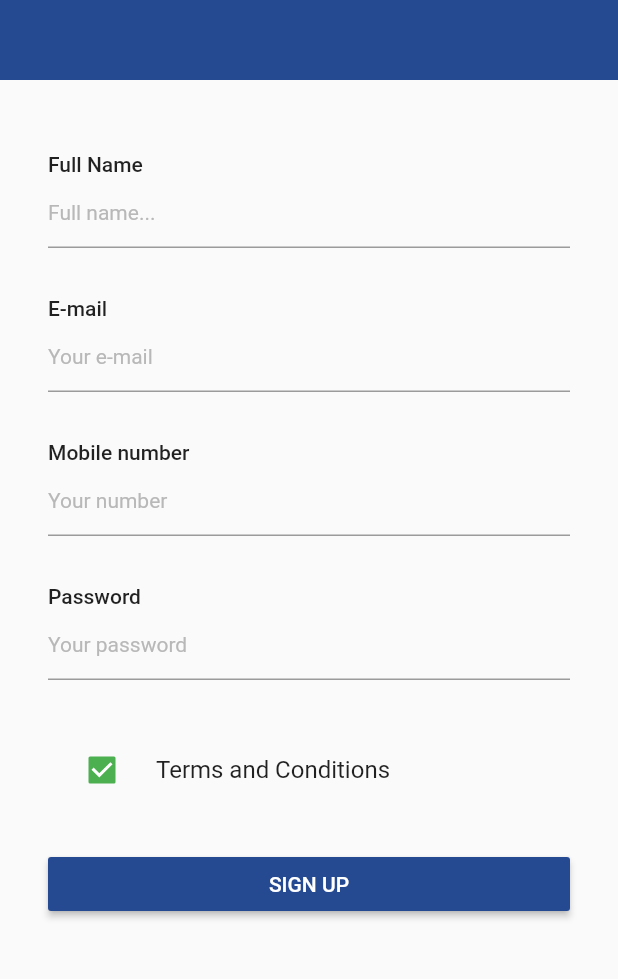
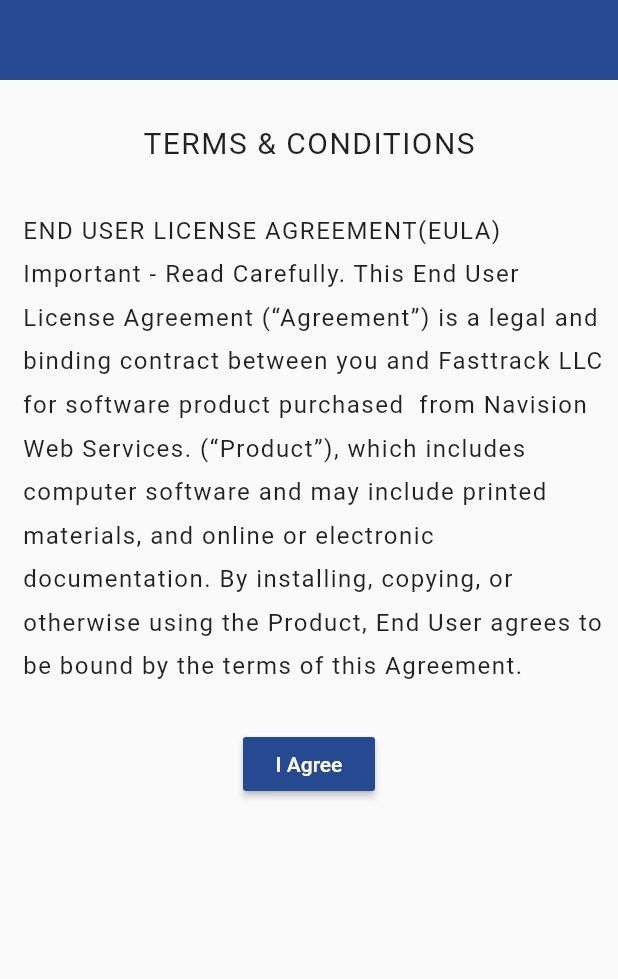
Before and after one commit to gurungsuraaj/fastTrackClient, a Flutter app: the SignUpActivity screen opened by its route, after a tap on "Terms and Conditions", on a phone screen of 412 x 824 dp, the part 126-1105 px from its top. Run offline on Flutter 3.47's test engine with Material 2 defaults, Android fonts, the phone set to English and light mode, and no system bars; our stand-ins replace charts_flutter, circular_check_box, font_awesome_flutter, google_maps_flutter, modal_progress_hud, pin_code_text_field and 3 more; missing offline and left inert: ntlm; accounts and stored records are empty.

Commit message:
terms and condition

```diff
--- a/lib/screens/LoginActivity.dart
+++ b/lib/screens/LoginActivity.dart
@@ -27,7 +27,6 @@ class _LoginActivityState extends State<LoginActivity> {
   double MARGIN = 24.0;
   double PADDING = 10.0;
   var fontWeightText = FontWeight.w500;
-  bool isProgressBarShown = false;
   var fontSizeTextField = 14.0;
   var fontSizeText = 16.0;
   NTLMClient client;
@@ -35,20 +34,19 @@ class _LoginActivityState extends State<LoginActivity> {
   var _scaffoldKey = new GlobalKey<ScaffoldState>();
   final formKey = new GlobalKey<FormState>();
   var passKey = GlobalKey<FormFieldState>();
-    bool isProgressBarShown = false;
-
+  bool isProgressBarShown = false;
 
   TextEditingController emailController = new TextEditingController();
   TextEditingController passwordController = new TextEditingController();
 
-
   @override
   void initState() {
     super.initState();
-    client = NTLM.initializeNTLM(Constants.NTLM_USERNAME, Constants.NTLM_PASSWORD);
+    client =
+        NTLM.initializeNTLM(Constants.NTLM_USERNAME, Constants.NTLM_PASSWORD);
 
-    PrefsManager.checkSession().then((isSessionExist){
-      if(isSessionExist){
+    PrefsManager.checkSession().then((isSessionExist) {
+      if (isSessionExist) {
         //open the landing page because app is logged in.
       }
     });
@@ -112,7 +110,7 @@ class _LoginActivityState extends State<LoginActivity> {
                                     Container(
                                       width: width * 0.8,
                                       child: TextFormField(
-                                       /* validator: (val) {
+                                        /* validator: (val) {
                                           if (val.isEmpty) {
                                             return 'Please enter your email';
                                           } else
@@ -147,7 +145,7 @@ class _LoginActivityState extends State<LoginActivity> {
                                       width: width * 0.8,
                                       child: TextFormField(
                                         obscureText: true,
-                                       /* validator: (val) {
+                                        /* validator: (val) {
                                           if (val.isEmpty) {
                                             return 'Please enter your Password';
                                           } else
@@ -174,7 +172,8 @@ class _LoginActivityState extends State<LoginActivity> {
                                     color: Color(ExtraColors.DARK_BLUE),
                                     onPressed: () {
                                       performLogin();
-                                      Navigator.pushNamed(context, RoutesName.HOME_ACTIVITY);
+                                      Navigator.pushNamed(
+                                          context, RoutesName.HOME_ACTIVITY);
                                     },
                                     child: Text(
                                       "Login",
@@ -259,10 +258,9 @@ class _LoginActivityState extends State<LoginActivity> {
       "username": "PSS",
       "password": "\$ky\$p0rt\$",
       "url":
-      "http://202.166.211.230:7747/DynamicsNAV/ws/FT%20Support/Codeunit/CheckInventory",
+          "http://202.166.211.230:7747/DynamicsNAV/ws/FT%20Support/Codeunit/CheckInventory",
     };
     await http.post(url, body: body_json, headers: header).then((val) {
-
       debugPrint("came to response after post url..");
       debugPrint("This is status code: ${val.statusCode}");
       debugPrint("This is body: ${val.body}");
@@ -270,17 +268,15 @@ class _LoginActivityState extends State<LoginActivity> {
       var result = json.decode(val.body);
       String message = result["message"];
 
-      if(statusCode == Rcode.SUCCESS_CODE){
+      if (statusCode == Rcode.SUCCESS_CODE) {
         hideProgressBar();
         // TODO display snackbar here and show progressbar
         Navigator.of(context).pushNamed('/LoginActivity');
         ShowToast.showToast(context, "Login successfull");
-      }
-      else {
+      } else {
         hideProgressBar();
         // display snackbar
       }
-
     }).catchError((val) {
       hideProgressBar();
       ShowToast.showToast(context, "Something went wrong");
@@ -300,19 +296,6 @@ class _LoginActivityState extends State<LoginActivity> {
     }
   }*/
 
-
-  void showProgressBar() {
-    setState(() {
-      isProgressBarShown = true;
-    });
-  }
-
-  void hideProgressBar() {
-    setState(() {
-      isProgressBarShown = false;
-    });
-  }
-
   Future<void> displaySnackbar(BuildContext context, msg) {
     final snackBar = SnackBar(
       content: Text('$msg'),
--- a/lib/screens/SignUpActivity.dart
+++ b/lib/screens/SignUpActivity.dart
@@ -14,6 +14,7 @@ import 'HomeActivity.dart';
 import 'GenerateOTPActivity.dart';
 import 'package:http/http.dart' as http;
 import 'dart:async';
+import "./TermsAndConditionScreen.dart";
 
 class SignUpActivity extends StatefulWidget {
   @override
@@ -46,6 +47,8 @@ class _SignUpActivity extends State<SignUpActivity> {
 
   String _email;
   String _password;
+
+  bool checkBoxValue = false;
   @override
   Widget build(BuildContext context) {
     var width = MediaQuery.of(context).size.width;
@@ -181,20 +184,52 @@ class _SignUpActivity extends State<SignUpActivity> {
                             ),
                             Container(
                                 margin: EdgeInsets.only(top: MARGIN),
-                              child: CheckboxListTile(
-                                title: new Text('Terms and Conditions'),
-                                value: _termsChecked,
+                                height: 40,
+                                child: Row(
+                                  children: <Widget>[
+                                    // CheckboxListTile(
+                                    //   title: new Text('Terms and Conditions'),
+                                    //   value: _termsChecked,
+                                    //   onChanged: (val) {
+                                    //     setState(() {
+                                    //       _termsChecked = val;
+                                    //       debugPrint("checkbox val $val");
+                                    //     });
+                                    //   },
+                                    //   controlAffinity:
+                                    //       ListTileControlAffinity.leading,
+                                    //   activeColor: Colors.green,
+                                    // ),
+                                    Checkbox(
+                                      value: checkBoxValue,
                                       onChanged: (val) {
                                         setState(() {
-                                    _termsChecked = val;
-                                    debugPrint("checkbox val $val");
+                                          checkBoxValue = val;
+                                        });
+                                        debugPrint("$val");
+                                      },
+                                    ),
+                                    GestureDetector(
+                                        onTap: () {
+                                          final callback = Navigator.push(
+                                            context,
+                                            MaterialPageRoute(
+                                                builder: (context) =>
+                                                    TermsAndConditionScreen()),
+                                          );
+
+                                          callback.then((res) {
+                                            debugPrint(res);
+                                            if (res == "Agree") {
+                                              setState(() {
+                                                checkBoxValue = true;
+                                              });
+                                            }
                                           });
                                         },
-                                controlAffinity:
-                                    ListTileControlAffinity.leading,
-                                activeColor: Colors.green,
-                              ),
-                            ),
+                                        child: Text("Terms and Conditions")),
+                                  ],
+                                )),
                             Center(
                               child: Container(
                                 margin: EdgeInsets.only(top: 24.0),
@@ -280,7 +315,6 @@ class _SignUpActivity extends State<SignUpActivity> {
           "http://202.166.211.230:7747/DynamicsNAV/ws/FT%20Support/Codeunit/CheckInventory",
     };
     await http.post(url, body: body_json, headers: header).then((val) {
-
       debugPrint("came to response after post url..");
       debugPrint("This is status code: ${val.statusCode}");
       debugPrint("This is body: ${val.body}");
@@ -288,17 +322,15 @@ class _SignUpActivity extends State<SignUpActivity> {
       var result = json.decode(val.body);
       String message = result["message"];
 
-      if(statusCode == Rcode.SUCCESS_CODE){
+      if (statusCode == Rcode.SUCCESS_CODE) {
         hideProgressBar();
         // TODO display snackbar here and show progressbar
         Navigator.of(context).pushNamed('/LoginActivity');
         ShowToast.showToast(context, "Signed up successfully");
-      }
-      else {
+      } else {
         hideProgressBar();
         // display snackbar
       }
-
     }).catchError((val) {
       hideProgressBar();
       ShowToast.showToast(context, "Something went wrong");
@@ -317,5 +349,4 @@ class _SignUpActivity extends State<SignUpActivity> {
       isProgressBarShown = false;
     });
   }
-
 }
--- /dev/null
+++ b/lib/screens/TermsAndConditionScreen.dart
@@ -0,0 +1,62 @@
+import "package:flutter/material.dart";
+import 'package:fasttrackgarage_app/utils/ReusableAppBar.dart';
+
+class TermsAndConditionScreen extends StatefulWidget {
+  TermsAndConditionScreen({Key key}) : super(key: key);
+
+  @override
+  _TermsAndConditionScreenState createState() =>
+      _TermsAndConditionScreenState();
+}
+
+class _TermsAndConditionScreenState extends State<TermsAndConditionScreen> {
+  double MARGIN = 32;
+  double PADDING = 10.0;
+
+  @override
+  Widget build(BuildContext context) {
+    var width = MediaQuery.of(context).size.width;
+    var height = MediaQuery.of(context).size.height;
+    return Scaffold(
+      body: Column(
+        children: <Widget>[
+          ReusableAppBar.getAppBar(0, PADDING, height, width),
+          Container(
+            padding: EdgeInsets.only(top: 30),
+            child: Text(
+              "TERMS & CONDITIONS",
+              style: TextStyle(
+                fontSize: 20,
+                fontWeight: FontWeight.w400,
+                letterSpacing: 1,
+              ),
+            ),
+          ),
+          Container(
+              padding: EdgeInsets.fromLTRB(15, 30, 0, 0),
+              child: Text(
+                termAndConditionText,
+                style: TextStyle(fontSize: 16, letterSpacing: 1, height: 1.8),
+              )),
+          Container(
+            alignment: Alignment.bottomCenter,
+            padding: EdgeInsets.only(top: 30),
+            child: RaisedButton(
+              color: Color(0xFF264A92),
+              onPressed: () {
+                Navigator.of(context).pop("Agree");
+              },
+              child: Text(
+                "I Agree",
+                style: TextStyle(color: Colors.white),
+              ),
+            ),
+          )
+        ],
+      ),
+    );
+  }
+
+  String termAndConditionText =
+      "END USER LICENSE AGREEMENT(EULA) Important - Read Carefully. This End User License Agreement (“Agreement”) is a legal and binding contract between you and Fasttrack LLC for software product purchased  from Navision Web Services. (“Product”), which includes computer software and may include printed materials, and online or electronic documentation. By installing, copying, or otherwise using the Product, End User agrees to be bound by the terms of this Agreement.";
+}
```
Lines whose indentation alone changed are shown as unchanged.
